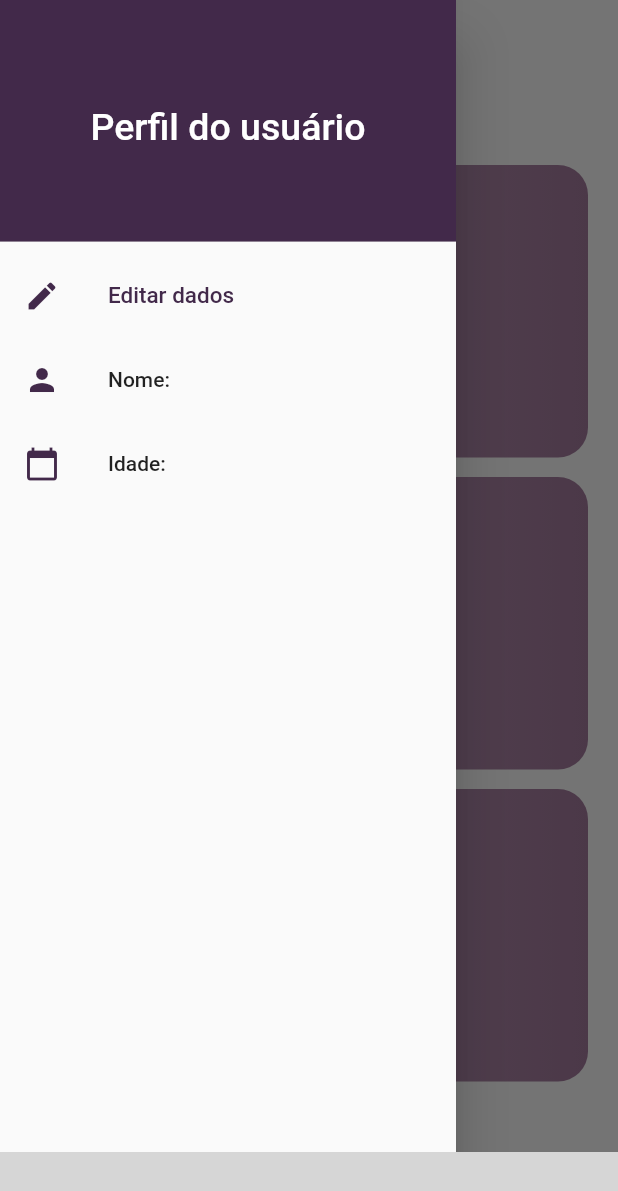
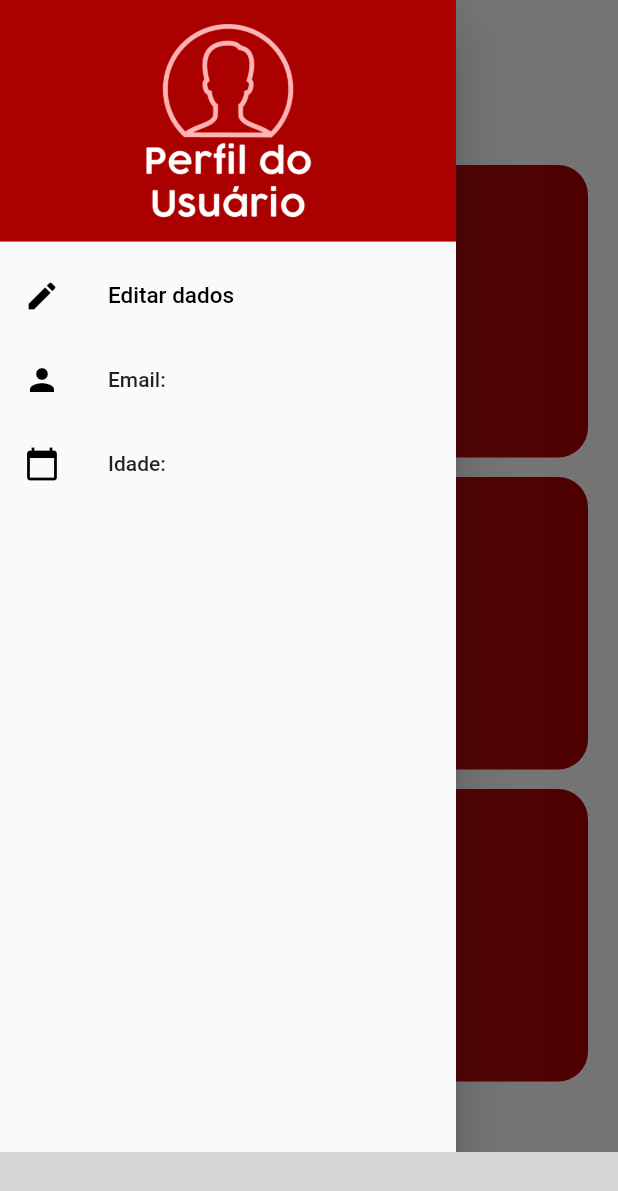
Before and after one commit to DouglasLSilva/helptonic-mobile, a Flutter app: the screen it shows after launch, with the side drawer open, on a phone screen of 412 x 824 dp. Shown: the top 1191 px of the screen. Run offline on Flutter 3.47's test engine with Material 2 defaults, Android fonts, the phone set to English and light mode, and no system bars; our stand-ins replace flutter_svg, google_fonts, image_picker; missing offline and left inert: ff_navigation_bar; Roboto replaces fonts that are missing (Coda); grey boxes are pictures that could not be loaded.

Commit message:
toJson (User and Image)

```diff
--- a/lib/features/sidebar.dart
+++ b/lib/features/sidebar.dart
@@ -5,43 +5,39 @@ import 'package:google_fonts/google_fonts.dart';
 class SideDrawer extends StatelessWidget {
   @override
   Widget build(BuildContext context) {
-    String nome;
+    String email;
     int idade;
     return Drawer(
       child: Column(
         children: <Widget>[
           DrawerHeader(
             child: Center(
-              child: Text(
-                'Perfil do usuário',
-                textAlign: TextAlign.center,
-                style: GoogleFonts.coda(color: Colors.white, fontSize: 25),
-              ),
+              child: Image.asset("assets/logoperfil.png"),
             ),
             decoration: BoxDecoration(
-              color: Color(0xFF42294a),
+              color: Color(0xFFab0000),
             ),
           ),
           ListTile(
             leading: Icon(
               Icons.create,
-              color: Color(0xFF42294a),
+              color: Colors.black,
             ),
             title: Text('Editar dados',
                 style:
-                    GoogleFonts.coda(color: Color(0xFF42294a), fontSize: 15)),
+                    GoogleFonts.coda(color: Colors.black, fontSize: 15)),
           ),
           ListTile(
             leading: Icon(
               Icons.person,
-              color: Color(0xFF42294a),
+              color: Colors.black,
             ),
-            title: Text('Nome: '),
+            title: Text('Email: '),
           ),
           ListTile(
             leading: Icon(
               Icons.calendar_today,
-              color: Color(0xFF42294a),
+              color: Colors.black,
             ),
             title: Text('Idade: '),
           ),
--- a/lib/features/singlechild.dart
+++ b/lib/features/singlechild.dart
@@ -48,8 +48,8 @@ SingleChildScrollView buildSingleChildScrollView() {
             decoration: BoxDecoration(
               gradient: LinearGradient(
                 colors: [
-                  Color(0xFFc5a6c0),
-                  Color(0xFFa47b9e),
+                  Color(0xFFb02f2f),
+                  Color(0xFFab0000),
                 ],
               ),
               borderRadius: BorderRadius.circular(20),
--- /dev/null
+++ b/lib/json/image.dart
@@ -0,0 +1,25 @@
+class Image{
+  int idUser;
+  String bynaryPhoto;
+  DateTime data;
+
+  Image({
+    this.idUser,
+    this.bynaryPhoto,
+    this.data,
+  });
+
+  Image.fromJson(Map<String, dynamic> json){
+    idUser = json['idUser'];
+    bynaryPhoto = json['bynaryPhoto'];
+    data = json['data'];
+  }
+
+  Map<String, dynamic> toJson() {
+    final Map<String, dynamic> data = new Map<String, dynamic>();
+    data['idUser'] = this.idUser;
+    data['bynaryPhoto'] = this.bynaryPhoto;
+    data['data'] = this.data;
+    return data;
+  }
+}
--- a/lib/main.dart
+++ b/lib/main.dart
@@ -39,10 +39,10 @@ class NavigationBarState extends State<AppCore> {
   FFNavigationBar buildFfNavigationBar() {
     return FFNavigationBar(
       theme: FFNavigationBarTheme(
-        barBackgroundColor: Color(0xFF42294a),
-        selectedItemBorderColor: Color(0xFF42294a),
+        barBackgroundColor: Color(0xFFff3a3a),
+        selectedItemBorderColor: Color(0xFFff3a3a),
         selectedItemBackgroundColor: Colors.white,
-        selectedItemIconColor: Color(0xFF42294a),
+        selectedItemIconColor: Color(0xFFff3a3a),
         selectedItemLabelColor: Colors.white,
         unselectedItemIconColor: Colors.white,
         unselectedItemLabelColor: Colors.white,
@@ -82,7 +82,7 @@ class NavigationBarState extends State<AppCore> {
     setState(() {
       if (photo != null) {
         imagem = File(photo.path);
-        print(imagem);
+        print(imagem.readAsBytes());
       } else {
         print('No image selected.');
       }
@@ -97,6 +97,7 @@ class NavigationBarState extends State<AppCore> {
     );
     if (pickedFile != null) {
       imagem = File(pickedFile.path);
+      print(imagem.readAsBytes());
     } else {
       print('No image selected.');
     }
```
Also changed, not shown: lib/json/client.dart (added, +33 -0 lines), assets/logo.svg, assets/logoperfil.png (added), assets/slide.svg.
